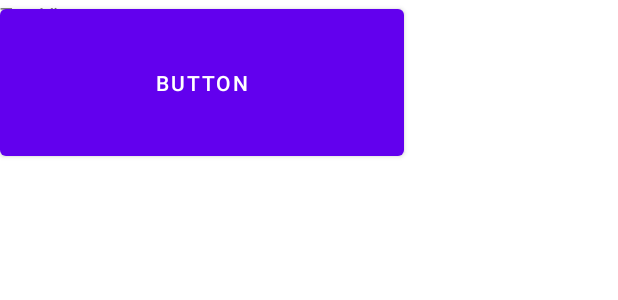
After one commit to konnor-s/FencingScoringDevice, an Android app: the layout initial_connection.xml on its own in the app's theme, with its tools: preview values and no code run, on a phone screen of 412 x 824 dp. The commit adds this screen. Shown: the top 300 px of the screen. Run offline under Robolectric (Android 15) with nearby library versions, the light colour scheme and no system bars.

Commit message:
added new layout page for connecting bluetooth

```diff
--- a/FencingRemoteController/app/src/main/java/com/example/fencingremotecontroller/MainActivity.java
+++ b/FencingRemoteController/app/src/main/java/com/example/fencingremotecontroller/MainActivity.java
@@ -421,6 +421,9 @@
                 openDeviceList();
             }
         });
+        increment1.setOnClickListener(view -> {
+
+        });
         increment2.setOnClickListener(view -> {
             if (connectedThread != null && connectedThread.isConnected()) {
                 int score = Integer.parseInt(score2.getText().toString());
--- /dev/null
+++ b/FencingRemoteController/app/src/main/res/layout/initial_connection.xml
@@ -0,0 +1,25 @@
+<?xml version="1.0" encoding="utf-8"?>
+<androidx.constraintlayout.widget.ConstraintLayout xmlns:android="http://schemas.android.com/apk/res/android"
+    xmlns:app="http://schemas.android.com/apk/res-auto"
+    xmlns:tools="http://schemas.android.com/tools"
+    android:layout_width="wrap_content"
+    android:layout_height="wrap_content">
+
+    <Button
+        android:id="@+id/button_connect"
+        android:layout_width="269dp"
+        android:layout_height="110dp"
+        android:layout_weight="1"
+        android:text="Button"
+        tools:layout_editor_absoluteX="71dp"
+        tools:layout_editor_absoluteY="293dp" />
+
+    <TextView
+        android:id="@+id/textView"
+        android:layout_width="410dp"
+        android:layout_height="78dp"
+        android:layout_weight="1"
+        android:text="TextView"
+        app:layout_constraintEnd_toEndOf="parent"
+        tools:layout_editor_absoluteY="173dp" />
+</androidx.constraintlayout.widget.ConstraintLayout>
```
